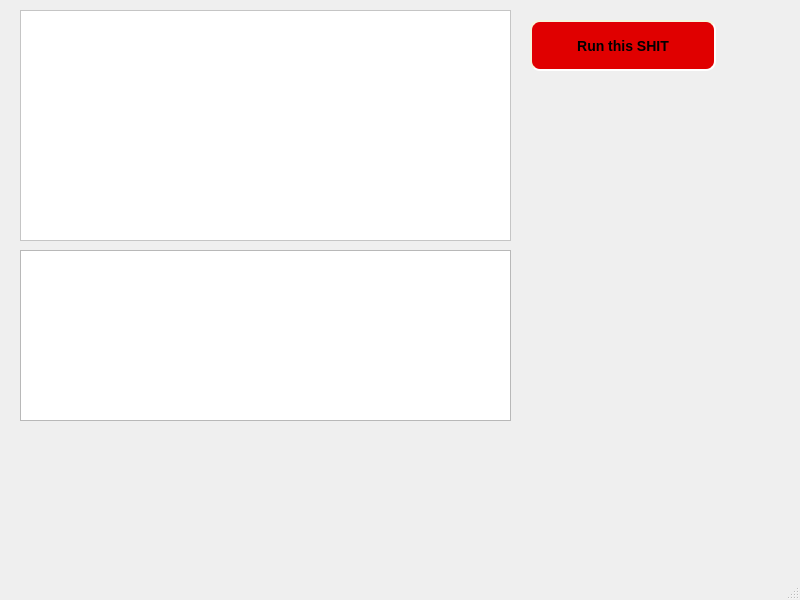
This is mainwindow.ui in ghosthamster/interpreter as Qt 5 draws it before an edit. The edited form follows.
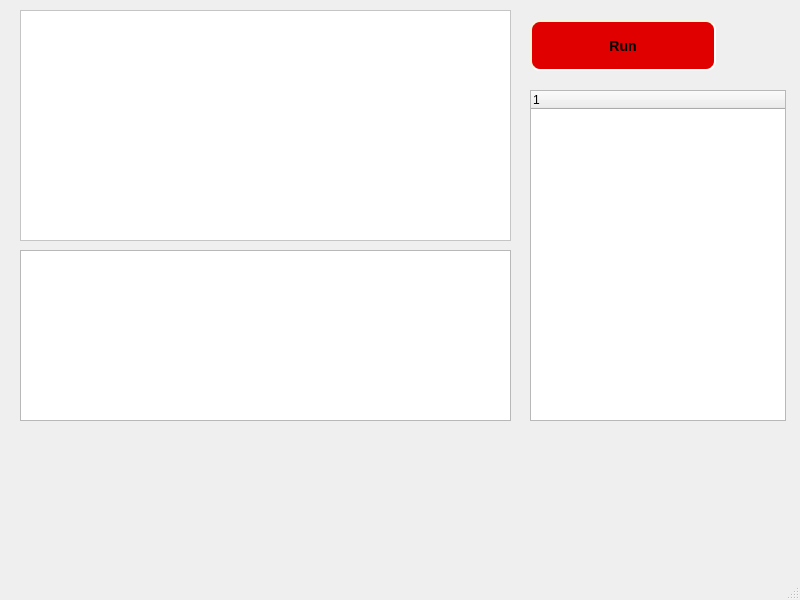
This is the edited form.

Patch:
```diff
--- a/mainwindow.ui
+++ b/mainwindow.ui
@@ -55,7 +55,7 @@
 </string>
     </property>
     <property name="text">
-     <string>Run this SHIT</string>
+     <string>Run</string>
     </property>
    </widget>
    <widget class="QTextEdit" name="result">
@@ -68,6 +68,21 @@
      </rect>
     </property>
    </widget>
+   <widget class="QTreeWidget" name="tree">
+    <property name="geometry">
+     <rect>
+      <x>530</x>
+      <y>90</y>
+      <width>256</width>
+      <height>331</height>
+     </rect>
+    </property>
+    <column>
+     <property name="text">
+      <string notr="true">1</string>
+     </property>
+    </column>
+   </widget>
   </widget>
   <widget class="QMenuBar" name="menubar">
    <property name="geometry">
```
